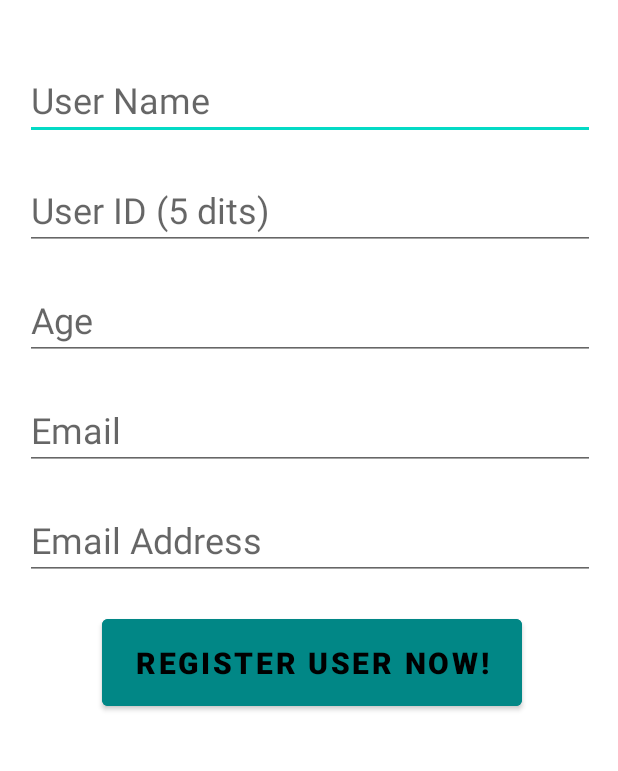
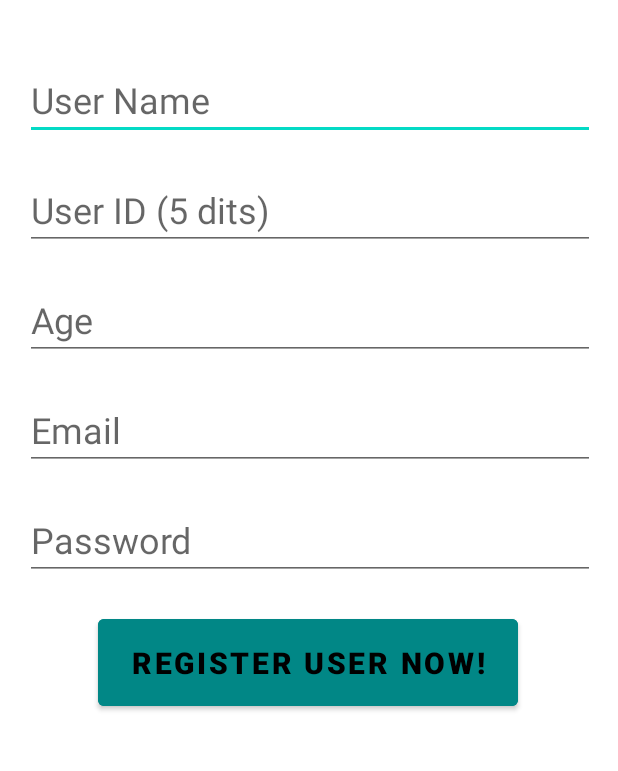
Before and after one commit to GakkiUltras/CUHK-Chat, an Android app: the RegisterActivity screen opened directly, with no data from a screen before it, on a phone screen of 412 x 824 dp, the part 355-1126 px from its top. Run offline under Robolectric (Android 15) with nearby library versions, the phone set to English and light mode, and no system bars; our stand-ins replace Firebase (no records; nobody signed in at launch, a user with empty details on screens opened directly); network calls fail.

```diff
--- a/app/src/main/res/layout/activity_register.xml
+++ b/app/src/main/res/layout/activity_register.xml
@@ -43,7 +43,6 @@
         android:layout_marginTop="20dp"
         android:ems="10"
         android:hint="User ID (5 dits)"
-        android:inputType="text"
         android:textSize="24sp"
         app:layout_constraintHorizontal_bias="0.516"
         app:layout_constraintLeft_toLeftOf="parent"
@@ -84,13 +83,14 @@
         android:layout_height="wrap_content"
         android:layout_marginTop="20dp"
         android:ems="10"
-        android:hint="Email Address"
+        android:hint="Password"
         android:inputType="textPassword"
         android:textSize="24sp"
         app:layout_constraintHorizontal_bias="0.516"
         app:layout_constraintLeft_toLeftOf="parent"
         app:layout_constraintRight_toRightOf="parent"
         app:layout_constraintTop_toBottomOf="@+id/email_register" />
+
 
     <Button
         android:id="@+id/regist_user_button"
@@ -102,12 +102,10 @@
         android:textColor="@color/black"
         android:textSize="20sp"
         android:textStyle="bold"
-        app:layout_constraintHorizontal_bias="0.516"
+        app:layout_constraintHorizontal_bias="0.496"
         app:layout_constraintLeft_toLeftOf="parent"
         app:layout_constraintRight_toRightOf="parent"
         app:layout_constraintTop_toBottomOf="@+id/pwd_register" />
-
-
 
     <ProgressBar
         android:id="@+id/regist_progress_bar"
--- a/app/src/main/res/values/strings.xml
+++ b/app/src/main/res/values/strings.xml
@@ -22,4 +22,5 @@
     <!-- TODO: Remove or change this placeholder text -->
     <string name="hello_blank_fragment">Hello blank fragment</string>
     <string name="success_register">Welcome to join CUHK Chat!</string>
+    <string name="FBdatabaseURL">https://plenary-vim-331504-default-rtdb.asia-southeast1.firebasedatabase.app</string>
 </resources>
```
Also changed, not shown: app/src/main/java/hk/edu/cuhk/ie/iems5722/group7/authentication/RegisterActivity.java (+11 -10 lines).
